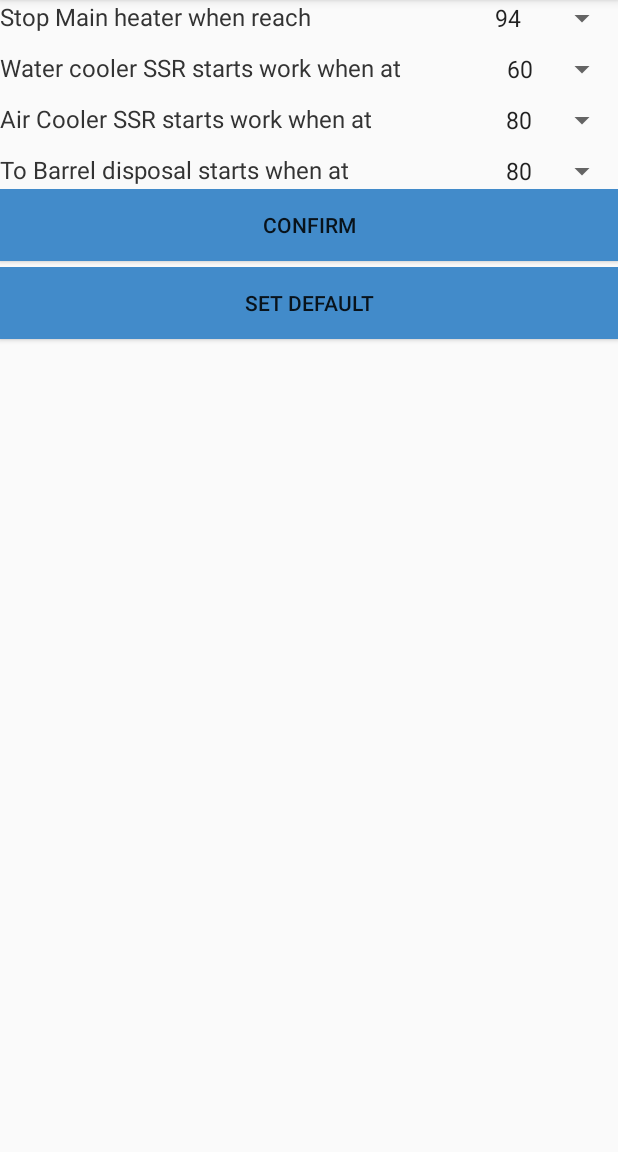
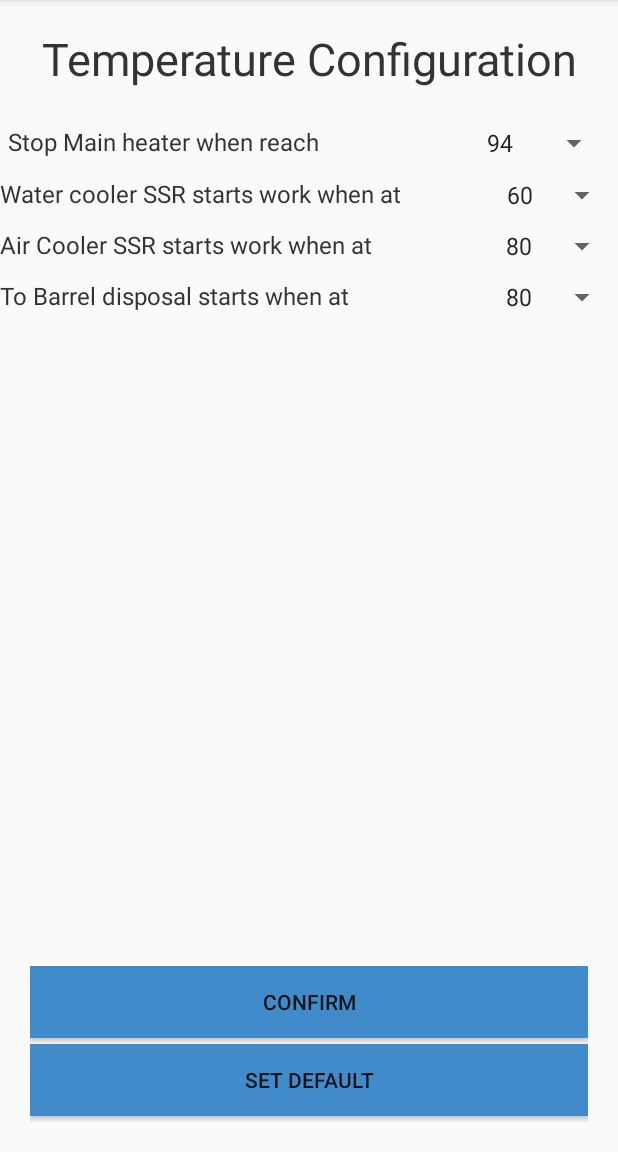
Before and after one commit to ArieLevs/NalkinsCloud-Android, an Android app: the DynamicLayoutDistilleryTemperatureSet screen opened directly, with no data from a screen before it, on a phone screen of 412 x 824 dp, the part 84-1236 px from its top. Run offline under Robolectric (Android 15) with nearby library versions, the phone set to English and light mode, and no system bars.

Commit message:
Update temperature config layout

```diff
--- a/app/src/main/res/layout/distillery_temperature_layout.xml
+++ b/app/src/main/res/layout/distillery_temperature_layout.xml
@@ -1,21 +1,39 @@
 <?xml version="1.0" encoding="utf-8"?>
 <LinearLayout xmlns:android="http://schemas.android.com/apk/res/android"
-    android:orientation="vertical" android:layout_width="match_parent"
+    android:layout_width="match_parent"
     android:layout_height="match_parent"
-    >
+    android:orientation="vertical">
+
+    <RelativeLayout
+        android:layout_width="match_parent"
+        android:layout_height="0dp"
+        android:layout_weight="0.14"
+        android:orientation="vertical">
+
+        <TextView
+            android:id="@+id/orgName"
+            android:layout_width="match_parent"
+            android:layout_height="wrap_content"
+            android:layout_centerInParent="true"
+            android:gravity="center"
+            android:text="@string/temp_conf"
+            android:textColor="@color/black"
+            android:textSize="30sp" />
+
+    </RelativeLayout>
 
     <LinearLayout
         android:layout_width="match_parent"
         android:layout_height="wrap_content"
-        android:gravity="center"
-        android:orientation="horizontal">
+        android:orientation="horizontal"
+        android:padding="5dp">
 
         <TextView
             android:id="@+id/main_text"
-            android:layout_width="0dp"
-            android:layout_height="match_parent"
+            android:layout_width="wrap_content"
+            android:layout_height="wrap_content"
             android:layout_gravity="start"
-            android:layout_weight="0.85"
+            android:layout_weight="1"
             android:gravity="start"
             android:text="Stop Main heater when reach"
             android:textColor="@color/black"
@@ -28,26 +46,22 @@
 
     </LinearLayout>
 
-
-
-
     <LinearLayout
         android:layout_width="match_parent"
         android:layout_height="wrap_content"
-        android:gravity="center"
         android:orientation="horizontal"
-        android:paddingTop="10dp">
+        android:paddingTop="5dp">
 
         <TextView
             android:id="@+id/water_cooler_ssr_text"
             android:layout_width="wrap_content"
-            android:layout_height="match_parent"
+            android:layout_height="wrap_content"
             android:layout_gravity="start"
-            android:layout_weight="0.85"
+            android:layout_weight="1"
             android:gravity="start"
             android:text="Water cooler SSR starts work when at"
             android:textColor="@color/black"
-            android:textSize="16sp"/>
+            android:textSize="16sp" />
 
         <Spinner
             android:id="@+id/spinner_water_cooler"
@@ -56,8 +70,6 @@
 
 
     </LinearLayout>
-
-
 
 
     <LinearLayout
@@ -110,9 +122,15 @@
 
     </LinearLayout>
 
-
-
-
+    <LinearLayout
+        android:layout_width="match_parent"
+        android:layout_height="0dip"
+        android:layout_weight="1"
+        android:gravity="center|bottom"
+        android:orientation="vertical"
+        android:paddingLeft="20dp"
+        android:paddingRight="20dp"
+        android:paddingBottom="20dp">
 
         <LinearLayout
             android:layout_width="match_parent"
@@ -147,5 +165,6 @@
                 android:text="@string/btn_set_default" />
 
         </LinearLayout>
+    </LinearLayout>
 
 </LinearLayout>
--- a/app/src/main/res/values/strings.xml
+++ b/app/src/main/res/values/strings.xml
@@ -135,6 +135,7 @@
     <string name="components_status">Components Status:</string>
     <string name="uptime">Uptime:</string>
     <string name="main_heater_name">Main Heater</string>
+    <string name="temp_conf">Temperature Configuration</string>
 
 
 </resources>
```
Lines whose indentation alone changed are shown as unchanged.
